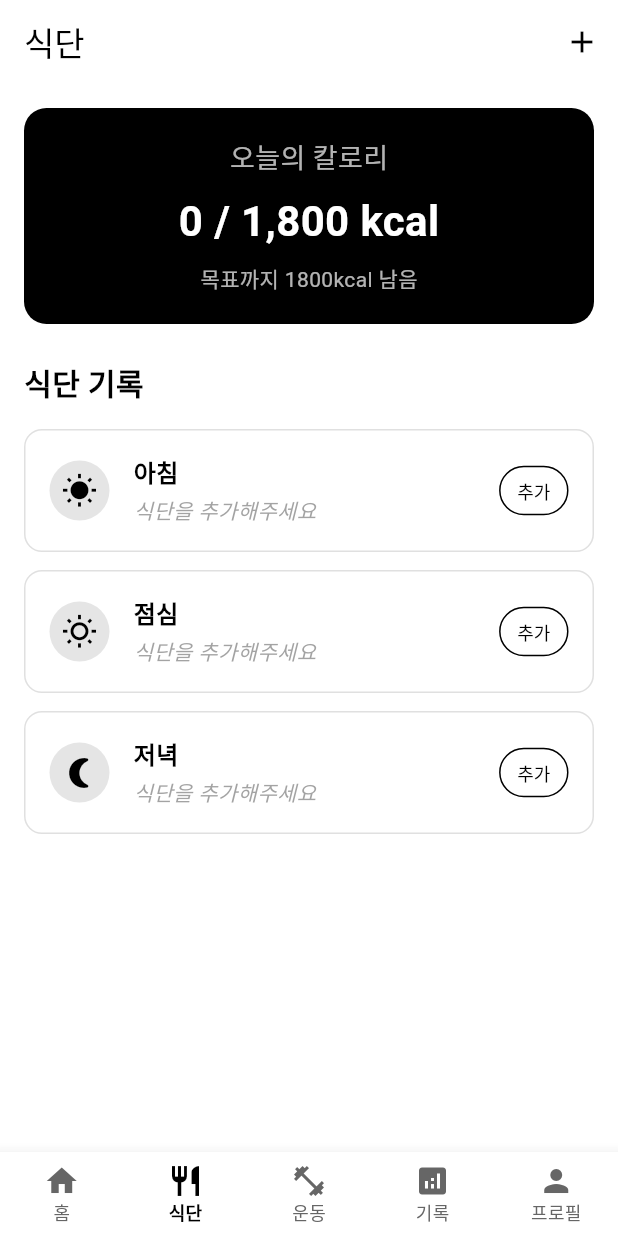
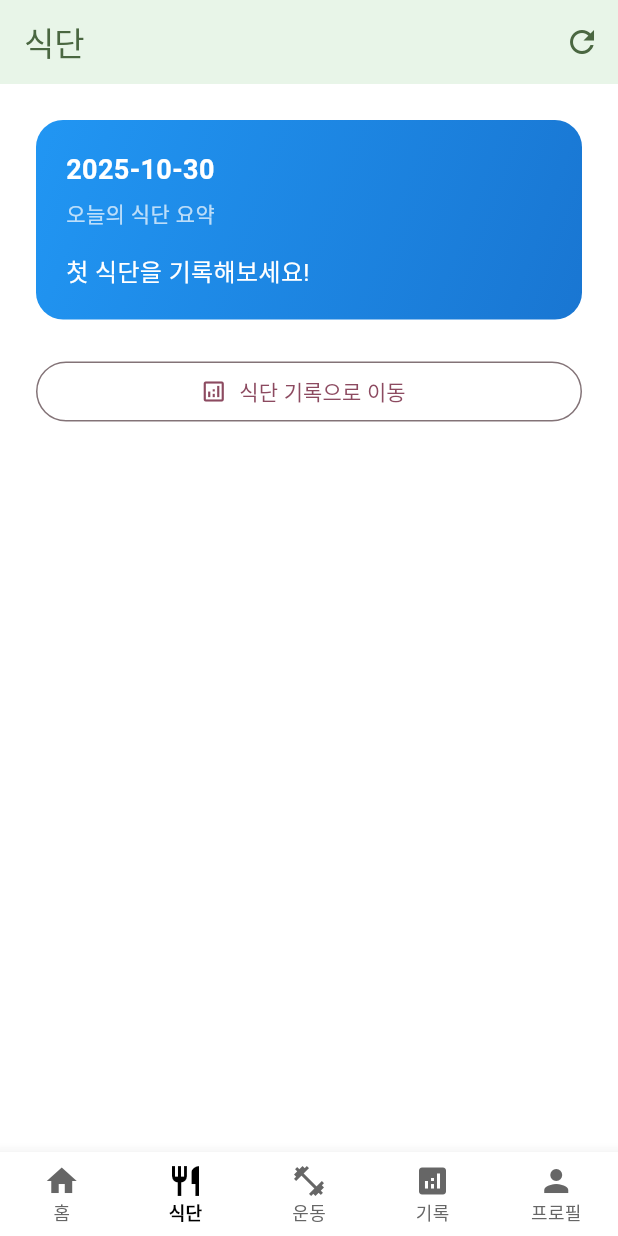
Before and after one commit to exception-busters/pt, a Flutter app: the DietScreen screen opened by its route, on a phone screen of 412 x 824 dp. Run offline on Flutter 3.47's test engine with Material 3 defaults, Android fonts, the phone set to English and light mode, and no system bars; our stand-ins replace flutter_riverpod, go_router, image_picker, shared_preferences, supabase_flutter; accounts and stored records are empty.

Commit message:
yujin 병합 및 에러수정

```diff
--- a/lib/features/diet/application/diet_providers.dart
+++ b/lib/features/diet/application/diet_providers.dart
@@ -5,6 +5,15 @@ class MealData {
   final String calories;
 
   MealData({required this.food, required this.calories});
+}
+
+class DietRecommendationException implements Exception {
+  const DietRecommendationException([this.message]);
+
+  final String? message;
+
+  @override
+  String toString() => message ?? 'DietRecommendationException';
 }
 
 class DietData {
@@ -100,3 +109,21 @@ class DietController extends StateNotifier<DietData> {
 final dietControllerProvider = StateNotifierProvider<DietController, DietData>(
   (ref) => DietController(),
 );
+
+final dietRecommendationProvider = Provider<String>((ref) {
+  final dietData = ref.watch(dietControllerProvider);
+  final total = dietData.totalCalories;
+  const goal = 1800;
+  final remaining = goal - total;
+
+  if (total == 0) {
+    return '첫 식단을 기록해보세요!';
+  }
+  if (remaining > 0) {
+    return '목표까지 ${remaining}kcal 남았습니다. 균형 잡힌 식사를 이어가세요.';
+  }
+  if (remaining.abs() <= 100) {
+    return '거의 목표를 달성했어요! 가벼운 간식으로 마무리해도 좋아요.';
+  }
+  throw const DietRecommendationException('칼로리가 목표보다 많이 초과했어요. 내일은 조금 조절해 볼까요?');
+});
--- a/lib/features/diet/presentation/diet_screen.dart
+++ b/lib/features/diet/presentation/diet_screen.dart
@@ -1,181 +1,103 @@
 import 'package:flutter/material.dart';
 import 'package:flutter_riverpod/flutter_riverpod.dart';
-import 'package:flutter_application_1/color.dart';
-import '../application/diet_providers.dart';
+import 'package:go_router/go_router.dart';
 
-class DietScreen extends ConsumerStatefulWidget {
+import 'package:flutter_application_1/features/diet/application/diet_providers.dart';
+
+class DietScreen extends ConsumerWidget {
   const DietScreen({super.key});
 
   @override
-  ConsumerState<DietScreen> createState() => _DietScreenState();
+  Widget build(BuildContext context, WidgetRef ref) {
+    String? message;
+    Object? error;
+    try {
+      message = ref.watch(dietRecommendationProvider);
+    } catch (e) {
+      error = e;
     }
-
-class _DietScreenState extends ConsumerState<DietScreen> {
-  @override
-  void initState() {
-    super.initState();
-    // 화면 진입 시 날짜 체크
-    WidgetsBinding.instance.addPostFrameCallback((_) {
-      ref.read(dietControllerProvider.notifier).checkAndResetIfNewDay();
-    });
-  }
-
-  void _showMealDialog(String mealType) {
-    final dietController = ref.read(dietControllerProvider.notifier);
-    final currentMeal = dietController.getMealData(mealType);
-
-    final foodController = TextEditingController(text: currentMeal?.food ?? '');
-    final caloriesController = TextEditingController(text: currentMeal?.calories.replaceAll('kcal', '') ?? '');
-
-    showDialog(
-      context: context,
-      builder: (context) => AlertDialog(
-        title: Text('$mealType 식단 ${currentMeal != null ? '수정' : '추가'}'),
-        content: Column(
-          mainAxisSize: MainAxisSize.min,
-          children: [
-            TextField(
-              controller: foodController,
-              decoration: const InputDecoration(
-                labelText: '음식명',
-                hintText: '예: 계란후라이, 토스트',
-              ),
-            ),
-            const SizedBox(height: 16),
-            TextField(
-              controller: caloriesController,
-              keyboardType: TextInputType.number,
-              decoration: const InputDecoration(
-                labelText: '칼로리',
-                hintText: '예: 350',
-                suffixText: 'kcal',
-              ),
-            ),
-          ],
-        ),
-        actions: [
-          TextButton(
-            onPressed: () => Navigator.of(context).pop(),
-            child: const Text('취소'),
-          ),
-          ElevatedButton(
-            onPressed: () {
-              if (foodController.text.isNotEmpty && caloriesController.text.isNotEmpty) {
-                dietController.updateMeal(
-                  mealType,
-                  foodController.text,
-                  '${caloriesController.text}kcal',
-                );
-                Navigator.of(context).pop();
-              }
-            },
-            child: Text(currentMeal != null ? '수정' : '추가'),
-          ),
-        ],
-      ),
-    );
-  }
-
-  @override
-  Widget build(BuildContext context) {
-    final dietData = ref.watch(dietControllerProvider);
 
     return Scaffold(
       appBar: AppBar(
         title: const Text('식단'),
-        backgroundColor: backgroundColor,
-        foregroundColor: mainButtonColor,
+        backgroundColor: const Color(0xFFE8F5E8),
+        foregroundColor: const Color(0xFF4A6741),
         actions: [
           IconButton(
-            icon: const Icon(Icons.add),
+            icon: const Icon(Icons.refresh),
+            tooltip: '다른 추천 받기',
             onPressed: () {
-              ScaffoldMessenger.of(context).showSnackBar(
-                const SnackBar(
-                  content: Text('식단 추가 기능은 추후 구현됩니다'),
-                  backgroundColor: mainButtonColor,
-                ),
-              );
+              // 간단히 화면을 재빌드하도록 컨트롤러의 날짜 체크를 수행
+              ref.read(dietControllerProvider.notifier).checkAndResetIfNewDay();
             },
           ),
         ],
       ),
       body: SafeArea(
         child: Padding(
-          padding: const EdgeInsets.all(16.0),
+          padding: const EdgeInsets.all(24),
+          child: Builder(
+            builder: (_) {
+              if (error != null) {
+                return _DietErrorView(
+                  error: error,
+                  onRetry: () {
+                    // 재시도: 상태를 건드려 재평가 유도
+                    ref.read(dietControllerProvider.notifier).checkAndResetIfNewDay();
+                  },
+                );
+              }
+
+              final dietData = ref.watch(dietControllerProvider);
+              return Column(
+                crossAxisAlignment: CrossAxisAlignment.stretch,
+                children: [
+                  Container(
+                    padding: const EdgeInsets.all(20),
+                    decoration: BoxDecoration(
+                      gradient: const LinearGradient(
+                        colors: [Color(0xFF2196F3), Color(0xFF1976D2)],
+                        begin: Alignment.topLeft,
+                        end: Alignment.bottomRight,
+                      ),
+                      borderRadius: BorderRadius.circular(18),
+                    ),
                     child: Column(
                       crossAxisAlignment: CrossAxisAlignment.start,
                       children: [
-              Container(
-                width: double.infinity,
-                padding: const EdgeInsets.all(20),
-                decoration: BoxDecoration(
-                  color: mainButtonColor,
-                  borderRadius: BorderRadius.circular(15),
-                ),
-                child: Column(
-                  children: [
-                    const Text(
-                      '오늘의 칼로리',
-                      style: TextStyle(
+                        Text(
+                          dietData.date,
+                          style: const TextStyle(
                             fontSize: 18,
-                        color: Colors.white70,
-                      ),
-                    ),
-                    const SizedBox(height: 8),
-                    Text(
-                      '${dietData.totalCalories} / 1,800 kcal',
-                      style: const TextStyle(
-                        fontSize: 28,
                             fontWeight: FontWeight.bold,
                             color: Colors.white,
                           ),
                         ),
-                    const SizedBox(height: 8),
+                        const SizedBox(height: 6),
+                        const Text(
+                          '오늘의 식단 요약',
+                          style: TextStyle(color: Colors.white70, fontSize: 14),
+                        ),
+                        const SizedBox(height: 16),
                         Text(
-                      '목표까지 ${1800 - dietData.totalCalories}kcal 남음',
+                          message ?? '추천을 계산 중...',
                           style: const TextStyle(
-                        fontSize: 14,
-                        color: Colors.white70,
+                            fontSize: 16,
+                            color: Colors.white,
                           ),
                         ),
                       ],
                     ),
                   ),
                   const SizedBox(height: 24),
-              const Text(
-                '식단 기록',
-                style: TextStyle(
-                  fontSize: 20,
-                  fontWeight: FontWeight.bold,
-                  color: mainButtonColor,
-                ),
-              ),
-              const SizedBox(height: 16),
-              Expanded(
-                child: ListView(
-                  children: [
-                    _MealCard(
-                      meal: '아침',
-                      mealData: dietData.breakfast,
-                      icon: Icons.wb_sunny,
-                      onButtonPressed: () => _showMealDialog('아침'),
-                    ),
-                    _MealCard(
-                      meal: '점심',
-                      mealData: dietData.lunch,
-                      icon: Icons.wb_sunny_outlined,
-                      onButtonPressed: () => _showMealDialog('점심'),
-                    ),
-                    _MealCard(
-                      meal: '저녁',
-                      mealData: dietData.dinner,
-                      icon: Icons.nightlight_round,
-                      onButtonPressed: () => _showMealDialog('저녁'),
+                  OutlinedButton.icon(
+                    onPressed: () => context.go('/app/records'),
+                    icon: const Icon(Icons.analytics_outlined),
+                    label: const Text('식단 기록으로 이동'),
                   ),
                 ],
-                ),
-              ),
-            ],
+              );
+            },
           ),
         ),
       ),
@@ -183,93 +105,36 @@ class _DietScreenState extends ConsumerState<DietScreen> {
   }
 }
 
-class _MealCard extends StatelessWidget {
-  final String meal;
-  final MealData? mealData;
-  final IconData icon;
-  final VoidCallback onButtonPressed;
+class _DietErrorView extends StatelessWidget {
+  const _DietErrorView({required this.error, required this.onRetry});
 
-  const _MealCard({
-    required this.meal,
-    required this.mealData,
-    required this.icon,
-    required this.onButtonPressed,
-  });
+  final Object? error;
+  final VoidCallback onRetry;
 
   @override
   Widget build(BuildContext context) {
-    final hasData = mealData != null;
+    final e = error;
+    final message = e is DietRecommendationException
+        ? e.message ?? '식단 추천 오류가 발생했습니다.'
+        : '식단 추천을 불러오는 중 오류가 발생했습니다.';
 
-    return Container(
-      margin: const EdgeInsets.only(bottom: 12),
-      padding: const EdgeInsets.all(16),
-      decoration: BoxDecoration(
-        color: backgroundColor,
-        borderRadius: BorderRadius.circular(12),
-        border: Border.all(color: borderColor),
+    return Column(
+      mainAxisAlignment: MainAxisAlignment.center,
+      crossAxisAlignment: CrossAxisAlignment.stretch,
+      children: [
+        const Icon(Icons.restaurant_menu, size: 64, color: Color(0xFF9ACD32)),
+        const SizedBox(height: 24),
+        Text(
+          message,
+          textAlign: TextAlign.center,
+          style: const TextStyle(fontSize: 16, color: Color(0xFF4A6741)),
         ),
-      child: Row(
-        children: [
-          Container(
-            padding: const EdgeInsets.all(8),
-            decoration: BoxDecoration(
-              color: mainButtonColor.withOpacity(0.1),
-              shape: BoxShape.circle,
-            ),
-            child: Icon(icon, color: mainButtonColor),
-          ),
-          const SizedBox(width: 16),
-          Expanded(
-            child: Column(
-              crossAxisAlignment: CrossAxisAlignment.start,
-              children: [
-                Text(
-                  meal,
-                  style: const TextStyle(
-                    fontSize: 16,
-                    fontWeight: FontWeight.bold,
-                    color: mainButtonColor,
-                  ),
-                ),
-                const SizedBox(height: 4),
-                Text(
-                  hasData ? mealData!.food : '식단을 추가해주세요',
-                  style: TextStyle(
-                    fontSize: 14,
-                    color: hasData ? subTextColor : subTextColor.withOpacity(0.6),
-                    fontStyle: hasData ? FontStyle.normal : FontStyle.italic,
-                  ),
+        const SizedBox(height: 24),
+        ElevatedButton(
+          onPressed: onRetry,
+          child: const Text('다시 시도'),
         ),
       ],
-            ),
-          ),
-          if (hasData) ...[
-            Text(
-              mealData!.calories,
-              style: const TextStyle(
-                fontSize: 16,
-                fontWeight: FontWeight.bold,
-                color: mainButtonColor,
-              ),
-            ),
-            const SizedBox(width: 12),
-          ],
-          OutlinedButton(
-            onPressed: onButtonPressed,
-            style: OutlinedButton.styleFrom(
-              side: const BorderSide(color: mainButtonColor),
-              foregroundColor: mainButtonColor,
-              padding: const EdgeInsets.symmetric(horizontal: 12, vertical: 8),
-              minimumSize: const Size(0, 0),
-              tapTargetSize: MaterialTapTargetSize.shrinkWrap,
-            ),
-            child: Text(
-              hasData ? '수정' : '추가',
-              style: const TextStyle(fontSize: 12),
-            ),
-          ),
-        ],
-      ),
     );
   }
 }
```
Also changed, not shown: 1 other file. Lines whose indentation alone changed are shown as unchanged.
